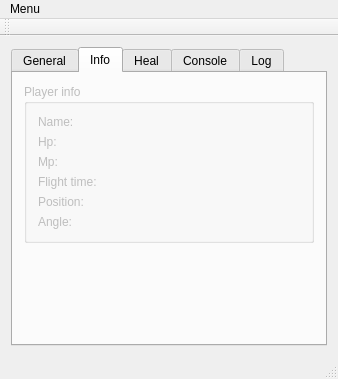
kjurek/RRRBot, file RRRBotGUI/rrrbotapplication.ui: the form before one commit.
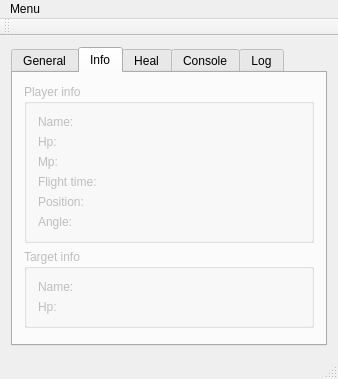
The form after the commit. The open tabs and pages were chosen to show the change.

Commit message: Added target information

Diff of the .ui file:
```diff
--- a/RRRBotGUI/rrrbotapplication.ui
+++ b/RRRBotGUI/rrrbotapplication.ui
@@ -140,35 +140,7 @@
             <property name="title">
              <string>Player info</string>
             </property>
-            <layout class="QGridLayout" name="gridLayout">
-             <item row="4" column="0">
-              <widget class="QLabel" name="PositionLabel">
-               <property name="text">
-                <string>Position:</string>
-               </property>
-              </widget>
-             </item>
-             <item row="5" column="0">
-              <widget class="QLabel" name="AngleLabel">
-               <property name="text">
-                <string>Angle:</string>
-               </property>
-              </widget>
-             </item>
-             <item row="5" column="1">
-              <widget class="QLabel" name="AngleValue">
-               <property name="text">
-                <string/>
-               </property>
-              </widget>
-             </item>
-             <item row="4" column="1">
-              <widget class="QLabel" name="PositionValue">
-               <property name="text">
-                <string/>
-               </property>
-              </widget>
-             </item>
+            <layout class="QFormLayout" name="formLayout_3">
              <item row="0" column="0">
               <widget class="QLabel" name="NameLabel">
                <property name="text">
@@ -204,6 +176,13 @@
                </property>
               </widget>
              </item>
+             <item row="2" column="1">
+              <widget class="QLabel" name="MpValue">
+               <property name="text">
+                <string/>
+               </property>
+              </widget>
+             </item>
              <item row="3" column="0">
               <widget class="QLabel" name="FlightTimeLabel">
                <property name="text">
@@ -218,8 +197,66 @@
                </property>
               </widget>
              </item>
-             <item row="2" column="1">
-              <widget class="QLabel" name="MpValue">
+             <item row="4" column="0">
+              <widget class="QLabel" name="PositionLabel">
+               <property name="text">
+                <string>Position:</string>
+               </property>
+              </widget>
+             </item>
+             <item row="4" column="1">
+              <widget class="QLabel" name="PositionValue">
+               <property name="text">
+                <string/>
+               </property>
+              </widget>
+             </item>
+             <item row="5" column="0">
+              <widget class="QLabel" name="AngleLabel">
+               <property name="text">
+                <string>Angle:</string>
+               </property>
+              </widget>
+             </item>
+             <item row="5" column="1">
+              <widget class="QLabel" name="AngleValue">
+               <property name="text">
+                <string/>
+               </property>
+              </widget>
+             </item>
+            </layout>
+           </widget>
+          </item>
+          <item>
+           <widget class="QGroupBox" name="TargetInfoGroupBox">
+            <property name="title">
+             <string>Target info</string>
+            </property>
+            <layout class="QFormLayout" name="formLayout_2">
+             <item row="0" column="0">
+              <widget class="QLabel" name="TargetNameLabel">
+               <property name="text">
+                <string>Name:</string>
+               </property>
+              </widget>
+             </item>
+             <item row="1" column="0">
+              <widget class="QLabel" name="TargetHpLabel">
+               <property name="text">
+                <string>Hp:</string>
+               </property>
+              </widget>
+             </item>
+             <item row="0" column="1">
+              <widget class="QLabel" name="TargetNameValue">
+               <property name="text">
+                <string/>
+               </property>
+              </widget>
+             </item>
+             <item row="1" column="1">
+              <widget class="QLabel" name="TargetHpValue">
                <property name="text">
                 <string/>
                </property>
@@ -230,7 +267,7 @@
           </item>
          </layout>
         </item>
-        <item row="1" column="0">
+        <item row="3" column="0">
          <spacer name="verticalSpacer">
           <property name="orientation">
            <enum>Qt::Vertical</enum>
```
Left out of the diff: 2 changed lines with no effect on the pictures. The commit also changes 21 other files.
